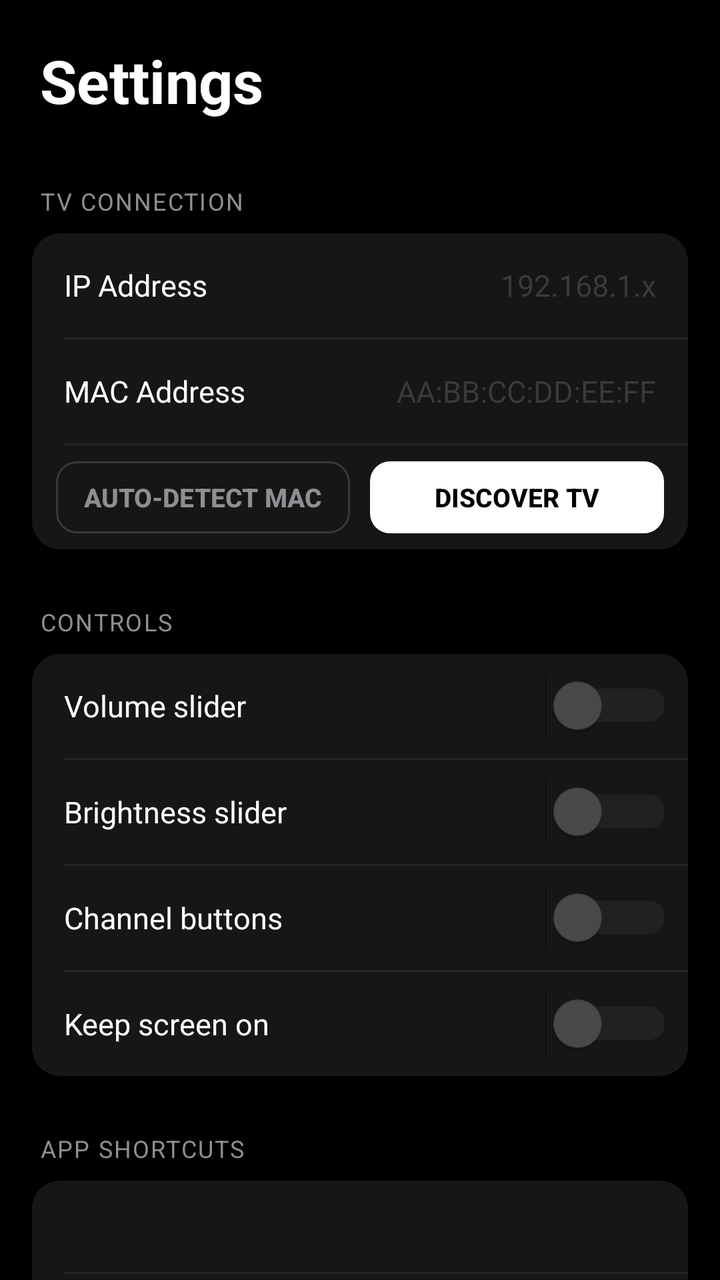
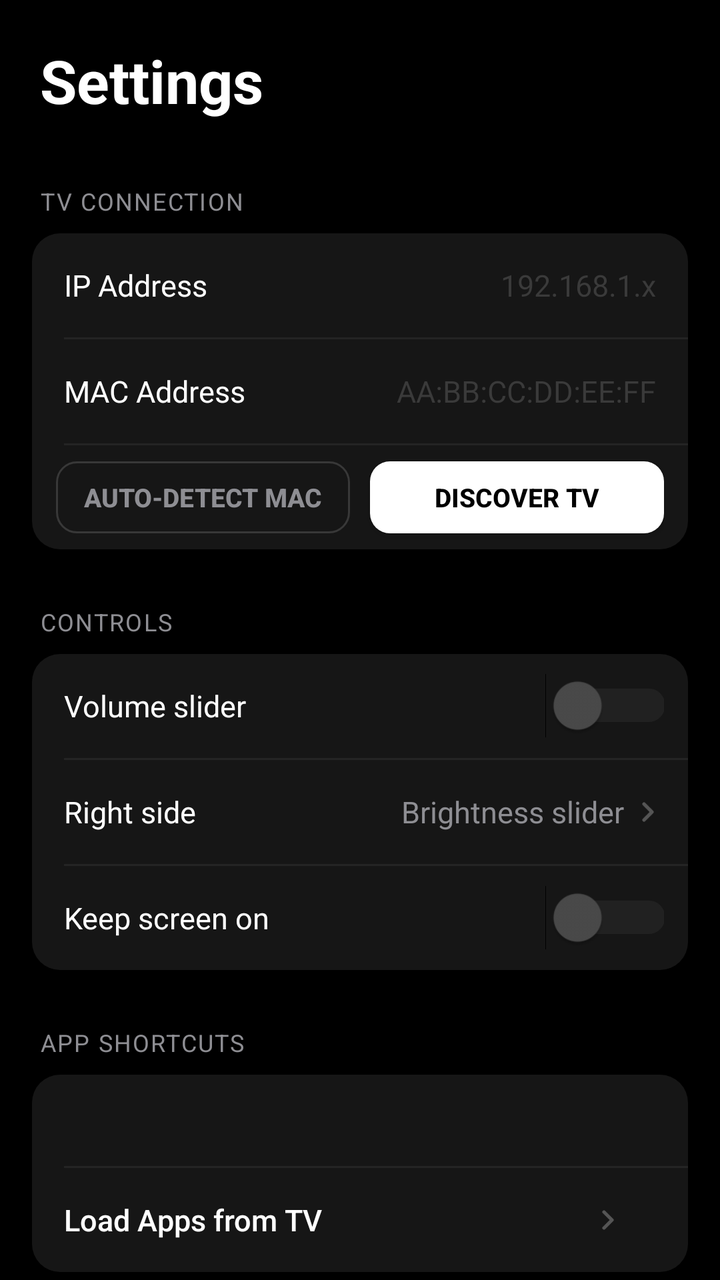

An Android layout rendered at two revisions. The XML below is the earlier revision; the diff shows what the commit changed to produce the second picture.
<!-- AndroidManifest.xml: application theme Theme.LGRemote -->
<!-- res/layout/activity_settings.xml -->
<?xml version="1.0" encoding="utf-8"?>
<androidx.core.widget.NestedScrollView
    xmlns:android="http://schemas.android.com/apk/res/android"
    android:id="@+id/settings_root"
    android:tag="window_bg"
    android:layout_width="match_parent"
    android:layout_height="match_parent"
    android:background="#000000"
    android:fillViewport="true">

    <LinearLayout
        android:layout_width="match_parent"
        android:layout_height="wrap_content"
        android:orientation="vertical"
        android:paddingHorizontal="16dp"
        android:paddingTop="20dp"
        android:paddingBottom="56dp">

        <TextView
            android:id="@+id/tv_settings_title"
            android:tag="title"
            android:layout_width="match_parent"
            android:layout_height="wrap_content"
            android:text="Settings"
            android:textColor="#FFFFFF"
            android:textSize="30sp"
            android:textStyle="bold"
            android:paddingHorizontal="4dp"
            android:layout_marginBottom="32dp" />

        
        <TextView
            android:id="@+id/tv_section_connection"
            android:tag="section_label"
            android:layout_width="match_parent"
            android:layout_height="wrap_content"
            android:text="TV CONNECTION"
            android:textColor="#8E8E93"
            android:textSize="12sp"
            android:letterSpacing="0.06"
            android:paddingHorizontal="4dp"
            android:layout_marginBottom="8dp" />

        <LinearLayout
            android:id="@+id/group_connection"
            android:tag="surface_bg"
            android:layout_width="match_parent"
            android:layout_height="wrap_content"
            android:orientation="vertical"
            android:background="@drawable/bg_section_group">

            <LinearLayout
                android:layout_width="match_parent"
                android:layout_height="52dp"
                android:orientation="horizontal"
                android:gravity="center_vertical"
                android:paddingHorizontal="16dp">

                <TextView
                    android:tag="row_label"
                    android:layout_width="wrap_content"
                    android:layout_height="wrap_content"
                    android:text="IP Address"
                    android:textColor="#FFFFFF"
                    android:textSize="15sp" />

                <EditText
                    android:id="@+id/edit_tv_ip"
                    android:layout_width="0dp"
                    android:layout_height="match_parent"
                    android:layout_weight="1"
                    android:gravity="end|center_vertical"
                    android:hint="192.168.1.x"
                    android:inputType="textUri"
                    android:textColor="#8E8E93"
                    android:textColorHint="#3A3A3A"
                    android:background="@null"
                    android:padding="0dp"
                    android:layout_marginStart="12dp"
                    android:textSize="15sp" />

            </LinearLayout>

            <View android:layout_width="match_parent" android:layout_height="1dp" android:background="#242424" android:tag="divider" android:layout_marginStart="16dp" />

            <LinearLayout
                android:layout_width="match_parent"
                android:layout_height="52dp"
                android:orientation="horizontal"
                android:gravity="center_vertical"
                android:paddingHorizontal="16dp">

                <TextView
                    android:tag="row_label"
                    android:layout_width="wrap_content"
                    android:layout_height="wrap_content"
                    android:text="MAC Address"
                    android:textColor="#FFFFFF"
                    android:textSize="15sp" />

                <EditText
                    android:id="@+id/edit_tv_mac"
                    android:layout_width="0dp"
                    android:layout_height="match_parent"
                    android:layout_weight="1"
                    android:gravity="end|center_vertical"
                    android:hint="AA:BB:CC:DD:EE:FF"
                    android:inputType="text"
                    android:textColor="#8E8E93"
                    android:textColorHint="#3A3A3A"
                    android:background="@null"
                    android:padding="0dp"
                    android:layout_marginStart="12dp"
                    android:textSize="15sp" />

            </LinearLayout>

            <View android:layout_width="match_parent" android:layout_height="1dp" android:background="#242424" android:tag="divider" android:layout_marginStart="16dp" />

            <LinearLayout
                android:layout_width="match_parent"
                android:layout_height="52dp"
                android:orientation="horizontal"
                android:gravity="center_vertical"
                android:paddingHorizontal="12dp">

                <Button
                    android:id="@+id/btn_detect_mac"
                    android:layout_width="0dp"
                    android:layout_height="36dp"
                    android:layout_weight="1"
                    android:background="@drawable/bg_btn_ghost"
                    android:text="Auto-detect MAC"
                    android:textColor="#8E8E93"
                    android:textSize="13sp"
                    android:textStyle="bold" />

                <View android:layout_width="10dp" android:layout_height="1dp" />

                <Button
                    android:id="@+id/btn_discover"
                    android:layout_width="0dp"
                    android:layout_height="36dp"
                    android:layout_weight="1"
                    android:background="@drawable/bg_btn_accent"
                    android:text="Discover TV"
                    android:textColor="#000000"
                    android:textSize="13sp"
                    android:textStyle="bold" />

                <ProgressBar
                    android:id="@+id/discover_spinner"
                    android:layout_width="24dp"
                    android:layout_height="24dp"
                    android:layout_marginStart="8dp"
                    android:visibility="gone"
                    android:indeterminateTint="#888888" />

            </LinearLayout>

        </LinearLayout>

        
        <TextView
            android:id="@+id/tv_section_controls"
            android:tag="section_label"
            android:layout_width="match_parent"
            android:layout_height="wrap_content"
            android:text="CONTROLS"
            android:textColor="#8E8E93"
            android:textSize="12sp"
            android:letterSpacing="0.06"
            android:paddingHorizontal="4dp"
            android:layout_marginTop="28dp"
            android:layout_marginBottom="8dp" />

        <LinearLayout
            android:id="@+id/group_controls"
            android:tag="surface_bg"
            android:layout_width="match_parent"
            android:layout_height="wrap_content"
            android:orientation="vertical"
            android:background="@drawable/bg_section_group">

            <LinearLayout
                android:layout_width="match_parent"
                android:layout_height="52dp"
                android:orientation="horizontal"
                android:gravity="center_vertical"
                android:paddingStart="16dp"
                android:paddingEnd="12dp">

                <TextView
                    android:tag="row_label"
                    android:layout_width="0dp"
                    android:layout_height="wrap_content"
                    android:layout_weight="1"
                    android:text="Volume slider"
                    android:textColor="#FFFFFF"
                    android:textSize="15sp" />

                <Switch
                    android:id="@+id/switch_vol_slider"
                    android:layout_width="wrap_content"
                    android:layout_height="wrap_content"
                    android:scaleX="1.2"
                    android:scaleY="1.2"
                    android:thumbTint="@color/switch_thumb"
                    android:trackTint="@color/switch_track" />

            </LinearLayout>

            <View android:layout_width="match_parent" android:layout_height="1dp" android:background="#242424" android:tag="divider" android:layout_marginStart="16dp" />

            <LinearLayout
                android:layout_width="match_parent"
                android:layout_height="52dp"
                android:orientation="horizontal"
                android:gravity="center_vertical"
                android:paddingStart="16dp"
                android:paddingEnd="12dp">

                <TextView
                    android:tag="row_label"
                    android:layout_width="0dp"
                    android:layout_height="wrap_content"
                    android:layout_weight="1"
                    android:text="Brightness slider"
                    android:textColor="#FFFFFF"
                    android:textSize="15sp" />

                <Switch
                    android:id="@+id/switch_brightness_slider"
                    android:layout_width="wrap_content"
                    android:layout_height="wrap_content"
                    android:scaleX="1.2"
                    android:scaleY="1.2"
                    android:thumbTint="@color/switch_thumb"
                    android:trackTint="@color/switch_track" />

            </LinearLayout>

            <View android:layout_width="match_parent" android:layout_height="1dp" android:background="#242424" android:tag="divider" android:layout_marginStart="16dp" />

            <LinearLayout
                android:layout_width="match_parent"
                android:layout_height="52dp"
                android:orientation="horizontal"
                android:gravity="center_vertical"
                android:paddingStart="16dp"
                android:paddingEnd="12dp">

                <TextView
                    android:tag="row_label"
                    android:layout_width="0dp"
                    android:layout_height="wrap_content"
                    android:layout_weight="1"
                    android:text="Channel buttons"
                    android:textColor="#FFFFFF"
                    android:textSize="15sp" />

                <Switch
                    android:id="@+id/switch_right_pill_channel"
                    android:layout_width="wrap_content"
                    android:layout_height="wrap_content"
                    android:scaleX="1.2"
                    android:scaleY="1.2"
                    android:thumbTint="@color/switch_thumb"
                    android:trackTint="@color/switch_track" />

            </LinearLayout>

            <View android:layout_width="match_parent" android:layout_height="1dp" android:background="#242424" android:tag="divider" android:layout_marginStart="16dp" />

            <LinearLayout
                android:layout_width="match_parent"
                android:layout_height="52dp"
                android:orientation="horizontal"
                android:gravity="center_vertical"
                android:paddingStart="16dp"
                android:paddingEnd="12dp">

                <TextView
                    android:tag="row_label"
                    android:layout_width="0dp"
                    android:layout_height="wrap_content"
                    android:layout_weight="1"
                    android:text="Keep screen on"
                    android:textColor="#FFFFFF"
                    android:textSize="15sp" />

                <Switch
                    android:id="@+id/switch_keep_screen_on"
                    android:layout_width="wrap_content"
                    android:layout_height="wrap_content"
                    android:scaleX="1.2"
                    android:scaleY="1.2"
                    android:thumbTint="@color/switch_thumb"
                    android:trackTint="@color/switch_track" />

            </LinearLayout>

        </LinearLayout>

        
        <TextView
            android:id="@+id/tv_section_shortcuts"
            android:tag="section_label"
            android:layout_width="match_parent"
            android:layout_height="wrap_content"
            android:text="APP SHORTCUTS"
            android:textColor="#8E8E93"
            android:textSize="12sp"
            android:letterSpacing="0.06"
            android:paddingHorizontal="4dp"
            android:layout_marginTop="28dp"
            android:layout_marginBottom="8dp" />

        <LinearLayout
            android:id="@+id/group_shortcuts"
            android:tag="surface_bg"
            android:layout_width="match_parent"
            android:layout_height="wrap_content"
            android:orientation="vertical"
            android:background="@drawable/bg_section_group">

            
            <TextView
                android:id="@+id/tv_shortcuts_summary"
                android:tag="section_label"
                android:layout_width="match_parent"
                android:layout_height="wrap_content"
                android:textColor="#8E8E93"
                android:textSize="13sp"
                android:paddingHorizontal="16dp"
                android:paddingTop="14dp"
                android:paddingBottom="14dp" />

            
            <androidx.recyclerview.widget.RecyclerView
                android:id="@+id/apps_grid"
                android:layout_width="match_parent"
                android:layout_height="wrap_content"
                android:paddingHorizontal="8dp"
                android:paddingBottom="8dp"
                android:nestedScrollingEnabled="false"
                android:visibility="gone" />

            <View android:layout_width="match_parent" android:layout_height="1dp" android:background="#242424" android:tag="divider" android:layout_marginStart="16dp" />

            
            <LinearLayout
                android:layout_width="match_parent"
                android:layout_height="52dp"
                android:orientation="horizontal"
                android:gravity="center_vertical"
                android:paddingEnd="16dp">

                <Button
                    android:id="@+id/btn_load_apps"
                    android:tag="row_label"
                    android:layout_width="0dp"
                    android:layout_height="match_parent"
                    android:layout_weight="1"
                    android:background="?attr/selectableItemBackground"
                    android:text="Load Apps from TV"
                    android:textAllCaps="false"
                    android:textColor="#FFFFFF"
                    android:textSize="15sp"
                    android:textStyle="normal"
                    android:gravity="start|center_vertical"
                    android:paddingHorizontal="16dp"
                    android:drawableEnd="@drawable/ic_chevron_right"
                    android:drawableTint="#555555"
                    android:drawablePadding="4dp" />

                <ProgressBar
                    android:id="@+id/load_apps_spinner"
                    android:layout_width="20dp"
                    android:layout_height="20dp"
                    android:visibility="gone"
                    android:indeterminateTint="#888888" />

            </LinearLayout>

        </LinearLayout>

        
        <TextView
            android:id="@+id/tv_section_appearance"
            android:tag="section_label"
            android:layout_width="match_parent"
            android:layout_height="wrap_content"
            android:text="APPEARANCE"
            android:textColor="#8E8E93"
            android:textSize="12sp"
            android:letterSpacing="0.06"
            android:paddingHorizontal="4dp"
            android:layout_marginTop="28dp"
            android:layout_marginBottom="8dp" />

        <LinearLayout
            android:id="@+id/group_appearance"
            android:tag="surface_bg"
            android:layout_width="match_parent"
            android:layout_height="wrap_content"
            android:orientation="vertical"
            android:background="@drawable/bg_section_group">

            <LinearLayout
                android:id="@+id/row_theme"
                android:layout_width="match_parent"
                android:layout_height="52dp"
                android:orientation="horizontal"
                android:gravity="center_vertical"
                android:paddingStart="16dp"
                android:paddingEnd="12dp"
                android:clickable="true"
                android:focusable="true"
                android:background="?attr/selectableItemBackground">

                <TextView
                    android:tag="row_label"
                    android:layout_width="0dp"
                    android:layout_height="wrap_content"
                    android:layout_weight="1"
                    android:text="Theme"
                    android:textColor="#FFFFFF"
                    android:textSize="15sp" />

                <TextView
                    android:id="@+id/tv_current_theme"
                    android:tag="row_value"
                    android:layout_width="wrap_content"
                    android:layout_height="wrap_content"
                    android:text="Dark"
                    android:textColor="#8E8E93"
                    android:textSize="15sp"
                    android:layout_marginEnd="4dp" />

                <ImageView
                    android:layout_width="16dp"
                    android:layout_height="16dp"
                    android:src="@drawable/ic_chevron_right"
                    android:scaleType="fitCenter"
                    android:tint="#555555" />

            </LinearLayout>

            <View android:layout_width="match_parent" android:layout_height="1dp" android:background="#242424" android:tag="divider" android:layout_marginStart="16dp" />

            <LinearLayout
                android:id="@+id/row_create_theme"
                android:layout_width="match_parent"
                android:layout_height="52dp"
                android:orientation="horizontal"
                android:gravity="center_vertical"
                android:paddingStart="16dp"
                android:paddingEnd="12dp"
                android:clickable="true"
                android:focusable="true"
                android:background="?attr/selectableItemBackground">

                <TextView
                    android:id="@+id/tv_create_theme"
                    android:tag="row_label"
                    android:layout_width="0dp"
                    android:layout_height="wrap_content"
                    android:layout_weight="1"
                    android:text="Create Custom Theme"
                    android:textColor="#FFFFFF"
                    android:textSize="15sp" />

                <ImageView
                    android:layout_width="16dp"
                    android:layout_height="16dp"
                    android:src="@drawable/ic_chevron_right"
                    android:scaleType="fitCenter"
                    android:tint="#555555" />

            </LinearLayout>

        </LinearLayout>

        <TextView
            android:id="@+id/tv_section_advanced"
            android:tag="section_label"
            android:layout_width="match_parent"
            android:layout_height="wrap_content"
            android:text="ADVANCED"
            android:textColor="#8E8E93"
            android:textSize="12sp"
            android:letterSpacing="0.06"
            android:paddingHorizontal="4dp"
            android:layout_marginTop="28dp"
            android:layout_marginBottom="8dp" />

        <LinearLayout
            android:id="@+id/group_advanced"
            android:tag="surface_bg"
            android:layout_width="match_parent"
            android:layout_height="wrap_content"
            android:orientation="vertical"
            android:background="@drawable/bg_section_group">

            <LinearLayout
                android:id="@+id/row_service_remote"
                android:layout_width="match_parent"
                android:layout_height="52dp"
                android:orientation="horizontal"
                android:gravity="center_vertical"
                android:paddingStart="16dp"
                android:paddingEnd="12dp"
                android:clickable="true"
                android:focusable="true"
                android:background="?attr/selectableItemBackground">

                <TextView
                    android:tag="row_label"
                    android:layout_width="0dp"
                    android:layout_height="wrap_content"
                    android:layout_weight="1"
                    android:text="Service Remote (IR)"
                    android:textColor="#FFFFFF"
                    android:textSize="15sp" />

                <ImageView
                    android:layout_width="16dp"
                    android:layout_height="16dp"
                    android:src="@drawable/ic_chevron_right"
                    android:scaleType="fitCenter"
                    android:tint="#555555" />

            </LinearLayout>

        </LinearLayout>

        
        <TextView
            android:id="@+id/tv_section_about"
            android:tag="section_label"
            android:layout_width="match_parent"
            android:layout_height="wrap_content"
            android:text="ABOUT"
            android:textColor="#8E8E93"
            android:textSize="12sp"
            android:letterSpacing="0.06"
            android:paddingHorizontal="4dp"
            android:layout_marginTop="28dp"
            android:layout_marginBottom="8dp" />

        <LinearLayout
            android:id="@+id/group_about"
            android:tag="surface_bg"
            android:layout_width="match_parent"
            android:layout_height="wrap_content"
            android:orientation="vertical"
            android:background="@drawable/bg_section_group">

            <LinearLayout
                android:id="@+id/row_release_notes"
                android:layout_width="match_parent"
                android:layout_height="52dp"
                android:orientation="horizontal"
                android:gravity="center_vertical"
                android:paddingStart="16dp"
                android:paddingEnd="12dp"
                android:clickable="true"
                android:focusable="true"
                android:background="?attr/selectableItemBackground">

                <TextView
                    android:tag="row_label"
                    android:layout_width="0dp"
                    android:layout_height="wrap_content"
                    android:layout_weight="1"
                    android:text="Release notes"
                    android:textColor="#FFFFFF"
                    android:textSize="15sp" />

                <TextView
                    android:id="@+id/tv_app_version"
                    android:tag="row_value"
                    android:layout_width="wrap_content"
                    android:layout_height="wrap_content"
                    android:textColor="#8E8E93"
                    android:textSize="15sp"
                    android:layout_marginEnd="4dp" />

                <ImageView
                    android:layout_width="16dp"
                    android:layout_height="16dp"
                    android:src="@drawable/ic_chevron_right"
                    android:scaleType="fitCenter"
                    android:tint="#555555" />

            </LinearLayout>

        </LinearLayout>

    </LinearLayout>

</androidx.core.widget.NestedScrollView>
<!-- resources referenced by this layout -->
<resources>
  <!-- drawable bg_btn_accent (drawable) -->
  <?xml version="1.0" encoding="utf-8"?>
  <selector xmlns:android="http://schemas.android.com/apk/res/android">
      <item android:state_pressed="true">
          <shape>
              <solid android:color="#E0E0E0" />
              <corners android:radius="10dp" />
          </shape>
      </item>
      <item>
          <shape>
              <solid android:color="#FFFFFF" />
              <corners android:radius="10dp" />
          </shape>
      </item>
  </selector>
  <!-- drawable bg_btn_ghost (drawable) -->
  <?xml version="1.0" encoding="utf-8"?>
  <selector xmlns:android="http://schemas.android.com/apk/res/android">
      <item android:state_pressed="true">
          <shape>
              <solid android:color="#2A2A2A" />
              <stroke android:width="1dp" android:color="#505050" />
              <corners android:radius="10dp" />
          </shape>
      </item>
      <item>
          <shape>
              <solid android:color="@android:color/transparent" />
              <stroke android:width="1dp" android:color="#383838" />
              <corners android:radius="10dp" />
          </shape>
      </item>
  </selector>
  <!-- drawable bg_section_group (drawable) -->
  <?xml version="1.0" encoding="utf-8"?>
  <shape xmlns:android="http://schemas.android.com/apk/res/android">
      <solid android:color="#161616" />
      <corners android:radius="14dp" />
  </shape>
  <!-- drawable ic_chevron_right (drawable) -->
  <?xml version="1.0" encoding="utf-8"?>
  <vector xmlns:android="http://schemas.android.com/apk/res/android"
      android:width="16dp"
      android:height="16dp"
      android:viewportWidth="24"
      android:viewportHeight="24">
      <path
          android:strokeColor="#FFFFFF"
          android:strokeWidth="2.5"
          android:strokeLineCap="round"
          android:strokeLineJoin="round"
          android:fillColor="@android:color/transparent"
          android:pathData="M9,18 L15,12 L9,6" />
  </vector>
  <style name="Theme.LGRemote" parent="Theme.AppCompat.NoActionBar">
          <item name="android:windowBackground">#000000</item>
          <item name="android:statusBarColor">#000000</item>
          <item name="android:navigationBarColor">#000000</item>
      </style>
</resources>

<!-- the commit's change to res/layout/activity_settings.xml (unified diff, before → after) -->
@@ -213,60 +213,42 @@
             <View android:layout_width="match_parent" android:layout_height="1dp" android:background="#242424" android:tag="divider" android:layout_marginStart="16dp" />
 
             <LinearLayout
-                android:layout_width="match_parent"
-                android:layout_height="52dp"
-                android:orientation="horizontal"
-                android:gravity="center_vertical"
-                android:paddingStart="16dp"
-                android:paddingEnd="12dp">
-
-                <TextView
-                    android:tag="row_label"
-                    android:layout_width="0dp"
-                    android:layout_height="wrap_content"
-                    android:layout_weight="1"
+                android:id="@+id/row_right_pill"
+                android:layout_width="match_parent"
+                android:layout_height="52dp"
+                android:orientation="horizontal"
+                android:gravity="center_vertical"
+                android:paddingStart="16dp"
+                android:paddingEnd="12dp"
+                android:clickable="true"
+                android:focusable="true"
+                android:background="?attr/selectableItemBackground">
+
+                <TextView
+                    android:tag="row_label"
+                    android:layout_width="0dp"
+                    android:layout_height="wrap_content"
+                    android:layout_weight="1"
+                    android:text="Right side"
+                    android:textColor="#FFFFFF"
+                    android:textSize="15sp" />
+
+                <TextView
+                    android:id="@+id/tv_right_pill"
+                    android:tag="row_value"
+                    android:layout_width="wrap_content"
+                    android:layout_height="wrap_content"
                     android:text="Brightness slider"
-                    android:textColor="#FFFFFF"
-                    android:textSize="15sp" />
-
-                <Switch
-                    android:id="@+id/switch_brightness_slider"
-                    android:layout_width="wrap_content"
-                    android:layout_height="wrap_content"
-                    android:scaleX="1.2"
-                    android:scaleY="1.2"
-                    android:thumbTint="@color/switch_thumb"
-                    android:trackTint="@color/switch_track" />
-
-            </LinearLayout>
-
-            <View android:layout_width="match_parent" android:layout_height="1dp" android:background="#242424" android:tag="divider" android:layout_marginStart="16dp" />
-
-            <LinearLayout
-                android:layout_width="match_parent"
-                android:layout_height="52dp"
-                android:orientation="horizontal"
-                android:gravity="center_vertical"
-                android:paddingStart="16dp"
-                android:paddingEnd="12dp">
-
-                <TextView
-                    android:tag="row_label"
-                    android:layout_width="0dp"
-                    android:layout_height="wrap_content"
-                    android:layout_weight="1"
-                    android:text="Channel buttons"
-                    android:textColor="#FFFFFF"
-                    android:textSize="15sp" />
-
-                <Switch
-                    android:id="@+id/switch_right_pill_channel"
-                    android:layout_width="wrap_content"
-                    android:layout_height="wrap_content"
-                    android:scaleX="1.2"
-                    android:scaleY="1.2"
-                    android:thumbTint="@color/switch_thumb"
-                    android:trackTint="@color/switch_track" />
+                    android:textColor="#8E8E93"
+                    android:textSize="15sp"
+                    android:layout_marginEnd="4dp" />
+
+                <ImageView
+                    android:layout_width="16dp"
+                    android:layout_height="16dp"
+                    android:src="@drawable/ic_chevron_right"
+                    android:scaleType="fitCenter"
+                    android:tint="#555555" />
 
             </LinearLayout>
 
